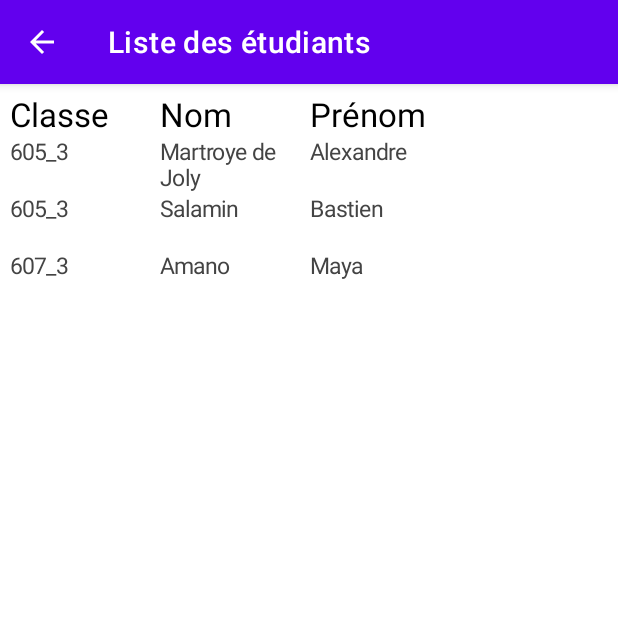
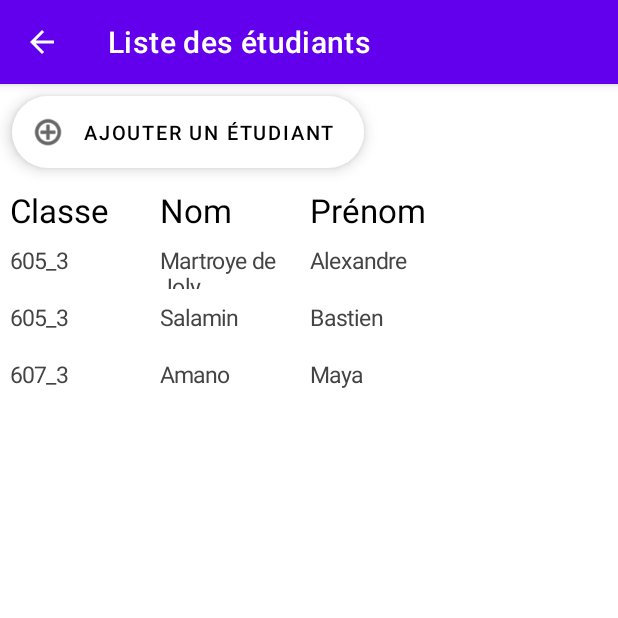
Before and after one commit to BastienSalamin/ProjetHackaton, an Android app: the StudentsActivity screen opened directly, with no data from a screen before it, on a phone screen of 412 x 824 dp, the top half of it. Run offline under Robolectric (Android 15) with nearby library versions, the light colour scheme and no system bars; our stand-ins replace Room's generated code.

Commit message:
Implémentation graphique

```diff
--- a/app/src/main/java/com/example/exams/ui/MainActivity.java
+++ b/app/src/main/java/com/example/exams/ui/MainActivity.java
@@ -7,6 +7,7 @@ import android.os.Bundle;
 import android.view.View;
 
 import com.example.exams.R;
+import com.example.exams.ui.exam.ExamCreationActivity;
 import com.example.exams.ui.student.StudentsActivity;
 
 public class MainActivity extends AppCompatActivity {
@@ -21,4 +22,9 @@ public class MainActivity extends AppCompatActivity {
         Intent intent = new Intent(this, StudentsActivity.class);
         startActivity(intent);
     }
+
+    public void createExam(View view) {
+        Intent intent = new Intent(this, ExamCreationActivity.class);
+        startActivity(intent);
+    }
 }
--- a/app/src/main/java/com/example/exams/ui/exam/EffaceMoi.java
+++ /dev/null
@@ -1,4 +0,0 @@
-package com.example.exams.ui.exam;
-
-public class EffaceMoi {
-}
--- a/app/src/main/java/com/example/exams/ui/student/StudentsActivity.java
+++ b/app/src/main/java/com/example/exams/ui/student/StudentsActivity.java
@@ -2,7 +2,9 @@ package com.example.exams.ui.student;
 
 import static android.graphics.Color.*;
 
+import android.content.Intent;
 import android.os.Bundle;
+import android.view.Gravity;
 import android.view.View;
 import android.view.ViewGroup;
 import android.widget.LinearLayout;
@@ -85,6 +87,9 @@ public class StudentsActivity extends MainActivity {
         row.setLayoutParams(layoutParams);
         row.setOrientation(LinearLayout.HORIZONTAL);
         row.setWeightSum(100);
+        row.setClickable(true);
+        row.setFocusable(true);
+        row.setBackgroundResource(android.R.drawable.menuitem_background);
         for (int i = 0 ; i < 4 ; i++) {
             LinearLayout.LayoutParams textParams;
             textParams = new LinearLayout.LayoutParams(0, ViewGroup.LayoutParams.WRAP_CONTENT, (float) 25);
@@ -96,8 +101,22 @@ public class StudentsActivity extends MainActivity {
             col1.setPadding(2,0,0,0);
             col1.setLayoutParams(textParams);
             col1.setTextAlignment(View.TEXT_ALIGNMENT_TEXT_START);
+            col1.setGravity(Gravity.CENTER);
             row.addView(col1);
         }
+        row.setOnClickListener(new View.OnClickListener() {
+            @Override
+            public void onClick(View view) {
+                Intent intent = new Intent(StudentsActivity.this, StudentActivity.class);
+                intent.putExtra("StudentInfo", studentData);
+                startActivity(intent);
+            }
+        });
         layout.addView(row);
     }
+
+    public void browseStudent(View view) {
+        Intent intent = new Intent(this, StudentActivity.class);
+        startActivity(intent);
+    }
 }
--- a/app/src/main/res/layout/activity_students.xml
+++ b/app/src/main/res/layout/activity_students.xml
@@ -5,12 +5,35 @@
     android:layout_width="match_parent"
     android:layout_height="match_parent"
     tools:context=".ui.student.StudentsActivity">
+
     <LinearLayout
         android:id="@+id/table"
         android:layout_width="match_parent"
         android:layout_height="wrap_content"
+        android:layout_marginTop="8dp"
         android:orientation="vertical"
         android:padding="5dp"
-        tools:ignore="MissingConstraints" />
+        app:layout_constraintBottom_toBottomOf="parent"
+        app:layout_constraintEnd_toEndOf="parent"
+        app:layout_constraintHorizontal_bias="0.0"
+        app:layout_constraintStart_toStartOf="parent"
+        app:layout_constraintTop_toBottomOf="@+id/floatingActionButton"
+        app:layout_constraintVertical_bias="0.0" />
+
+    <com.google.android.material.floatingactionbutton.ExtendedFloatingActionButton
+        android:id="@+id/floatingActionButton"
+        android:layout_width="wrap_content"
+        android:layout_height="wrap_content"
+        android:layout_marginStart="8dp"
+        android:layout_marginTop="8dp"
+        android:clickable="true"
+        android:focusable="true"
+        android:text="@string/add_student"
+        android:textSize="13sp"
+        android:onClick="browseStudent"
+        app:backgroundTint="@color/cardview_light_background"
+        app:icon="@android:drawable/ic_menu_add"
+        app:layout_constraintStart_toStartOf="parent"
+        app:layout_constraintTop_toTopOf="parent" />
 
 </androidx.constraintlayout.widget.ConstraintLayout>
```
Also changed, not shown: app/src/main/AndroidManifest.xml (+18 -2 lines), app/src/main/java/com/example/exams/ui/exam/ExamCreationActivity.java (added, +16 -0 lines), app/src/main/java/com/example/exams/ui/student/StudentActivity.java (added, +35 -0 lines), app/src/main/res/layout/activity_exam_creation.xml (added, +9 -0 lines), app/src/main/res/layout/activity_main.xml (+21 -11 lines), app/src/main/res/layout/activity_student.xml (added, +86 -0 lines), app/src/main/res/values/strings.xml (+10 -0 lines).
